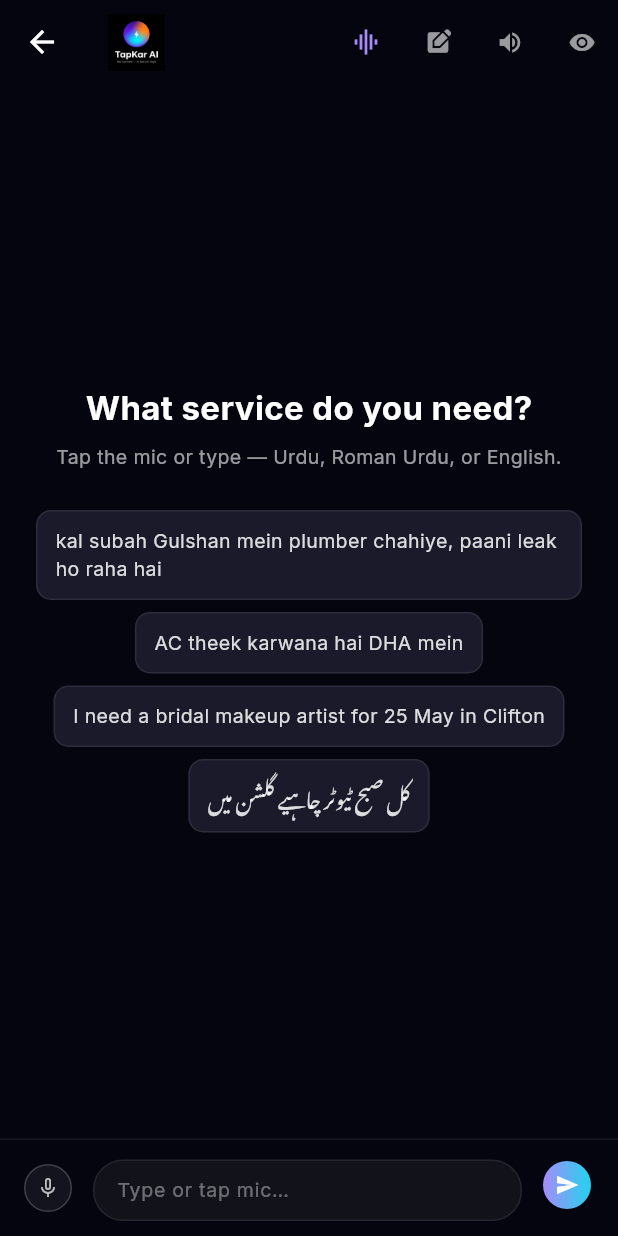
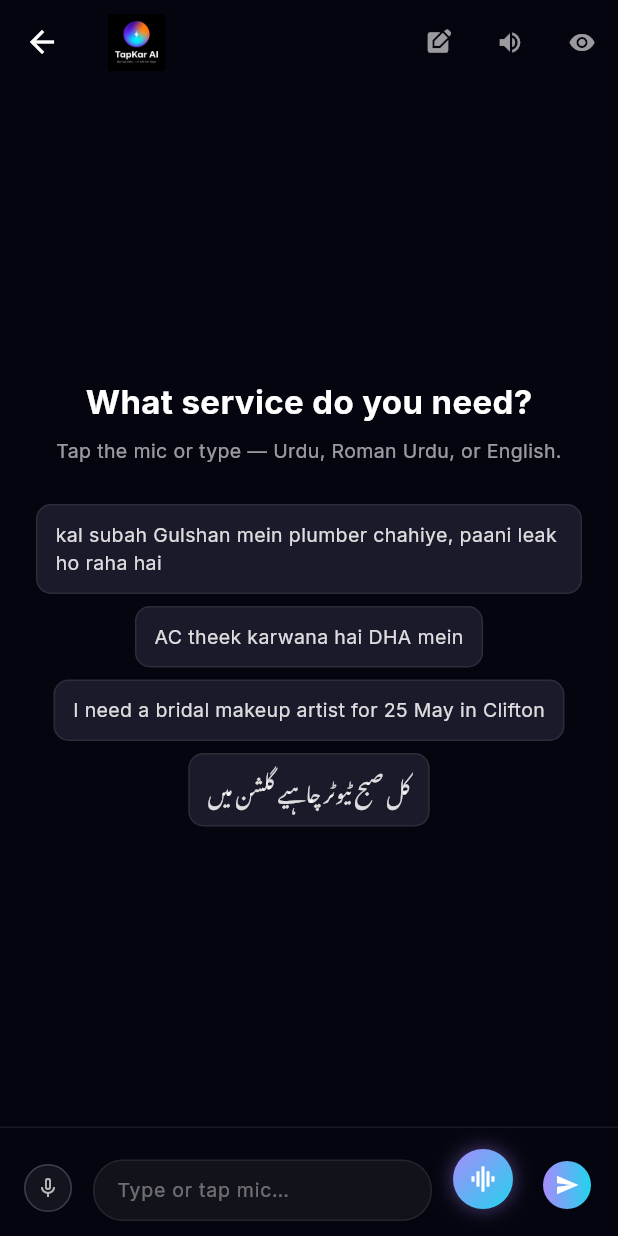
Before and after one commit to saif-ullah-k/tapkar-ai, a Flutter app: the ChatScreen screen opened directly with empty values, on a phone screen of 412 x 824 dp. Run offline on Flutter 3.47's test engine with Material 3 defaults, Android fonts, the phone set to English and light mode, and no system bars; our stand-ins replace audioplayers, firebase_auth, firebase_core, flutter_local_notifications, google_fonts, image_picker and 3 more; missing offline and left inert: record; accounts and stored records are empty; generated files the repository leaves out were written again; Roboto replaces fonts that are missing (Noto Nastaliq Urdu).

Commit message:
Customer chat: big voice button next to send (replaces small AppBar icon)
The small graphic_eq icon in the AppBar was too easy to miss — users
didn't realise voice mode was available. Moved it down to the composer
row where the action lives, sized big and gradient-filled so it reads
as a primary affordance alongside the send button.

- Removed the IconButton(graphic_eq) from the AppBar actions.
- Added a 40×40 gradient circle to the composer Row between the text
  field and the send button. Same Gemini Live route as before
  (VoiceLiveScreen.push). Glow via boxShadow so it pops against the
  dark surface.

Provider side already has the equivalent big button at the top of the
chat-setup screen; this matches that visual language for customers.

```diff
--- a/mobile/tapkar_ai/lib/screens/chat_screen.dart
+++ b/mobile/tapkar_ai/lib/screens/chat_screen.dart
@@ -197,16 +197,8 @@ class _ChatScreenState extends State<ChatScreen> {
           ],
         ),
         actions: [
-          // Gemini Live voice mode — full-screen real-time voice session.
-          IconButton(
-            icon: const Icon(Icons.graphic_eq, size: 20, color: AppColors.violet),
-            tooltip: 'Voice mode (Gemini Live)',
-            onPressed: () {
-              Navigator.of(context).push(MaterialPageRoute(
-                builder: (_) => VoiceLiveScreen(state: widget.state),
-              ));
-            },
-          ),
+          // (Removed the small graphic_eq voice icon — replaced by a
+          // big gradient button next to the send button in _composer.)
           IconButton(
             icon: const Icon(Icons.edit_square, size: 18, color: Colors.white60),
             tooltip: 'New chat',
@@ -517,6 +509,36 @@ class _ChatScreenState extends State<ChatScreen> {
             ),
           ),
           const SizedBox(width: 6),
+          // Gemini Live voice mode — big gradient circle right next to
+          // the send button so users actually see and use it. Replaces
+          // the easily-missed AppBar icon.
+          IconButton(
+            tooltip: 'Voice mode (Gemini Live)',
+            onPressed: () {
+              Navigator.of(context).push(MaterialPageRoute(
+                builder: (_) => VoiceLiveScreen(state: widget.state),
+              ));
+            },
+            icon: Container(
+              width: 40, height: 40,
+              decoration: BoxDecoration(
+                shape: BoxShape.circle,
+                gradient: const LinearGradient(
+                  colors: [AppColors.violet, AppColors.booking],
+                  begin: Alignment.topLeft,
+                  end: Alignment.bottomRight,
+                ),
+                boxShadow: [
+                  BoxShadow(
+                    color: AppColors.violet.withOpacity(0.45),
+                    blurRadius: 10,
+                  ),
+                ],
+              ),
+              child: const Icon(Icons.graphic_eq, color: Colors.white, size: 20),
+            ),
+          ),
+          const SizedBox(width: 4),
           IconButton(
             // Always enabled — sendMessage queues if a run is in flight.
             onPressed: _send,
```
